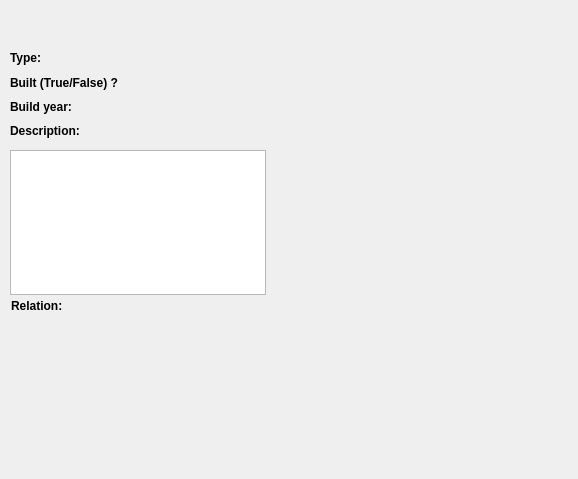
First picture: the form in vika3/ui/moreinfocomputer.ui, repository hlynurstef/Verklegt-namskeid-1-vika-3, before the edit.
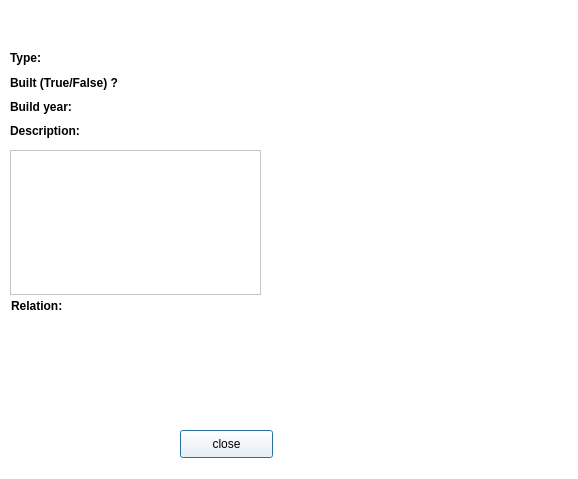
Second picture: the form after the edit. Icons and pictures are not drawn.

Commit message: lagfæring more info

Patch:
```diff
--- a/vika3/ui/moreinfocomputer.ui
+++ b/vika3/ui/moreinfocomputer.ui
@@ -23,12 +23,15 @@
    <iconset resource="resources.qrc">
     <normaloff>:/icons/Images/information.png</normaloff>:/icons/Images/information.png</iconset>
   </property>
+  <property name="styleSheet">
+   <string notr="true">background-color: rgb(255, 255, 255);</string>
+  </property>
   <widget class="QTextBrowser" name="label_description">
    <property name="geometry">
     <rect>
      <x>10</x>
      <y>150</y>
-     <width>256</width>
+     <width>251</width>
      <height>145</height>
     </rect>
    </property>
@@ -65,6 +68,19 @@
     <string>Relation:</string>
    </property>
   </widget>
+  <widget class="QPushButton" name="pushButton">
+   <property name="geometry">
+    <rect>
+     <x>180</x>
+     <y>430</y>
+     <width>93</width>
+     <height>28</height>
+    </rect>
+   </property>
+   <property name="text">
+    <string>close</string>
+   </property>
+  </widget>
   <widget class="QWidget" name="">
    <property name="geometry">
     <rect>
```
